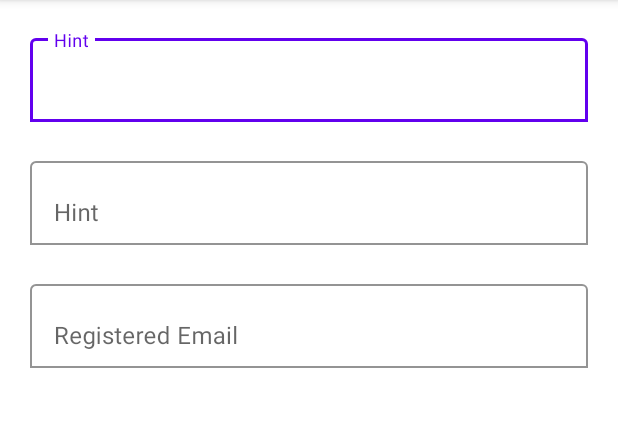
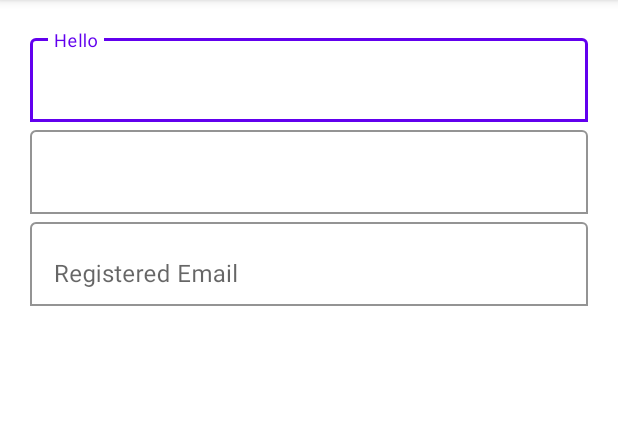
Before and after one commit to utsavdotpro/MaterialEditTextLibrary, an Android app: the screen it shows after launch (MainActivity), on a phone screen of 412 x 824 dp, the part 84-511 px from its top. Run offline under Robolectric (Android 15) with nearby library versions, the phone set to English and light mode, and no system bars.

Commit message:
defaults() working

```diff
--- a/MaterialEditText/src/main/java/com/isolpro/library/materialedittext/MaterialEditText.java
+++ b/MaterialEditText/src/main/java/com/isolpro/library/materialedittext/MaterialEditText.java
@@ -2,6 +2,7 @@ package com.isolpro.library.materialedittext;
 
 import android.content.Context;
 import android.content.res.TypedArray;
+import android.graphics.Color;
 import android.util.AttributeSet;
 import android.view.LayoutInflater;
 import android.view.View;
@@ -61,6 +62,17 @@ public class MaterialEditText extends RelativeLayout {
   }
 
   private void defaults(TypedArray ta) {
+    setErrorContentDescription(ta.getString(R.styleable.MaterialEditText_met_errorContentDescription));
+    setBoxBackgroundColor(ta.getInteger(R.styleable.MaterialEditText_met_boxBackgroundColor, Color.WHITE));
+    setBoxBackgroundMode(ta.getInteger(R.styleable.MaterialEditText_met_boxBackgroundMode, 2));
+    setErrorEnabled(ta.getBoolean(R.styleable.MaterialEditText_met_errorEnabled, false));
+    setEnabled(ta.getBoolean(R.styleable.MaterialEditText_met_enabled, true));
+    setRequired(ta.getBoolean(R.styleable.MaterialEditText_met_required, false));
+    setHint(ta.getString(R.styleable.MaterialEditText_met_hint));
+
+    setText(ta.getString(R.styleable.MaterialEditText_met_text));
+    setInputType(ta.getInteger(R.styleable.MaterialEditText_met_inputType, 1));
+    setMaxLines(ta.getInteger(R.styleable.MaterialEditText_met_maxLines, 1));
   }
 
   public CharSequence getErrorContentDescription() {
--- a/app/src/main/res/layout/activity_main.xml
+++ b/app/src/main/res/layout/activity_main.xml
@@ -10,7 +10,9 @@
 
   <com.isolpro.library.materialedittext.MaterialEditText
     android:layout_width="match_parent"
-    android:layout_height="wrap_content" />
+    android:layout_height="wrap_content"
+    app:met_enabled="true"
+    app:met_hint="Hello"/>
 
   <com.isolpro.library.materialedittext.MaterialEditText
     android:layout_width="match_parent"
```
